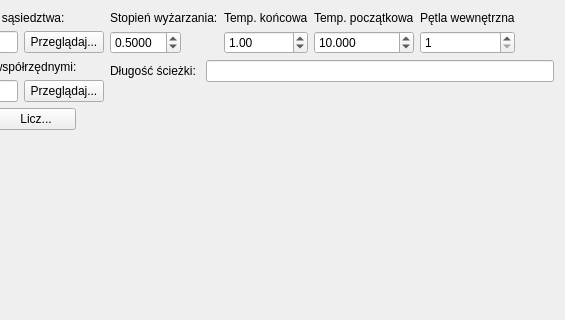
The window that mainwindow.ui (almendar/tsp-sa) describes before a commit, drawn with Qt 5; both pictures show x 101 to 666 and y 0 to 320 of the 666 by 418 pixel window.
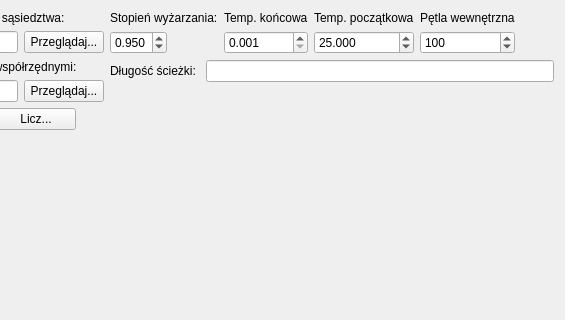
The same window after the commit.

Commit message: * Generating test data script added:generate_matrix.py * TODO.TXT added * mainwindow.ui std values modified * Updated documentation

Diff of the .ui file:
```diff
--- a/mainwindow.ui
+++ b/mainwindow.ui
@@ -145,19 +145,19 @@
              </sizepolicy>
             </property>
             <property name="decimals">
-             <number>4</number>
+             <number>3</number>
             </property>
             <property name="minimum">
-             <double>0.000100000000000</double>
+             <double>0.001000000000000</double>
             </property>
             <property name="maximum">
-             <double>10.000000000000000</double>
+             <double>1.000000000000000</double>
             </property>
             <property name="singleStep">
              <double>0.100000000000000</double>
             </property>
             <property name="value">
-             <double>0.500000000000000</double>
+             <double>0.950000000000000</double>
             </property>
            </widget>
           </item>
@@ -174,11 +174,20 @@
           </item>
           <item>
            <widget class="QDoubleSpinBox" name="doubleSpinBox_3">
+            <property name="decimals">
+             <number>3</number>
+            </property>
+            <property name="minimum">
+             <double>0.001000000000000</double>
+            </property>
+            <property name="maximum">
+             <double>1.000000000000000</double>
+            </property>
             <property name="singleStep">
              <double>0.250000000000000</double>
             </property>
             <property name="value">
-             <double>1.000000000000000</double>
+             <double>0.001000000000000</double>
             </property>
            </widget>
           </item>
@@ -205,7 +214,7 @@
              <double>100.000000000000000</double>
             </property>
             <property name="value">
-             <double>10.000000000000000</double>
+             <double>25.000000000000000</double>
             </property>
            </widget>
           </item>
@@ -231,6 +240,9 @@
             <property name="maximum">
              <double>10000.000000000000000</double>
             </property>
+            <property name="value">
+             <double>100.000000000000000</double>
+            </property>
            </widget>
           </item>
          </layout>
```
Left out of the diff: 4 changed lines with no effect on the pictures. The commit also changes 4 other files.
